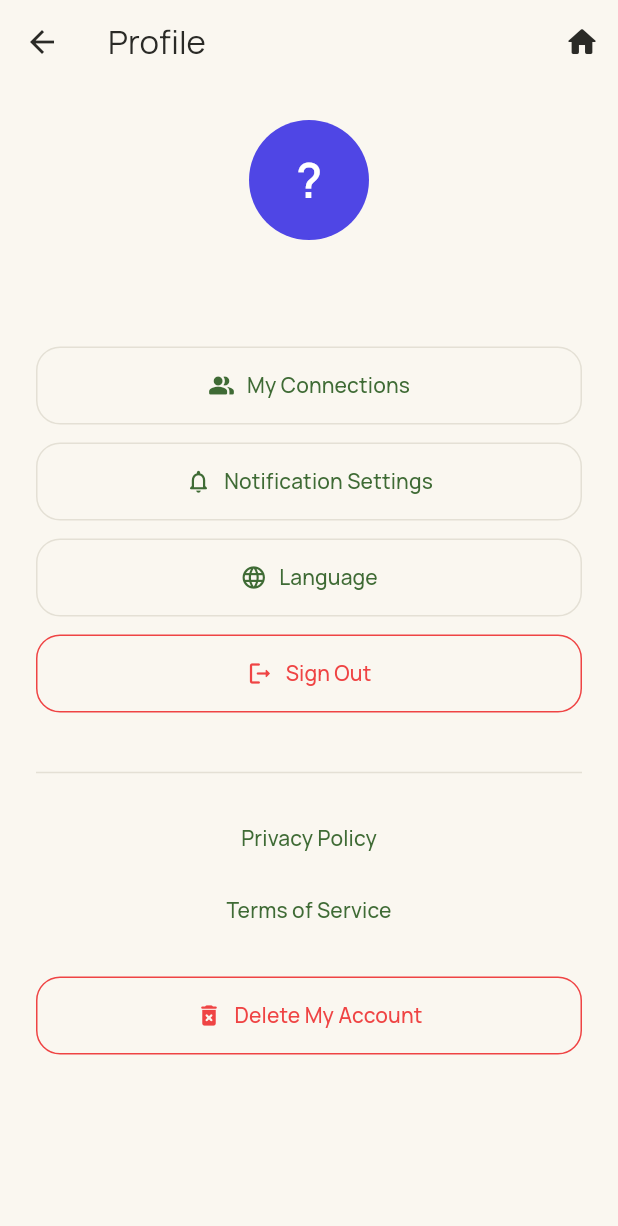
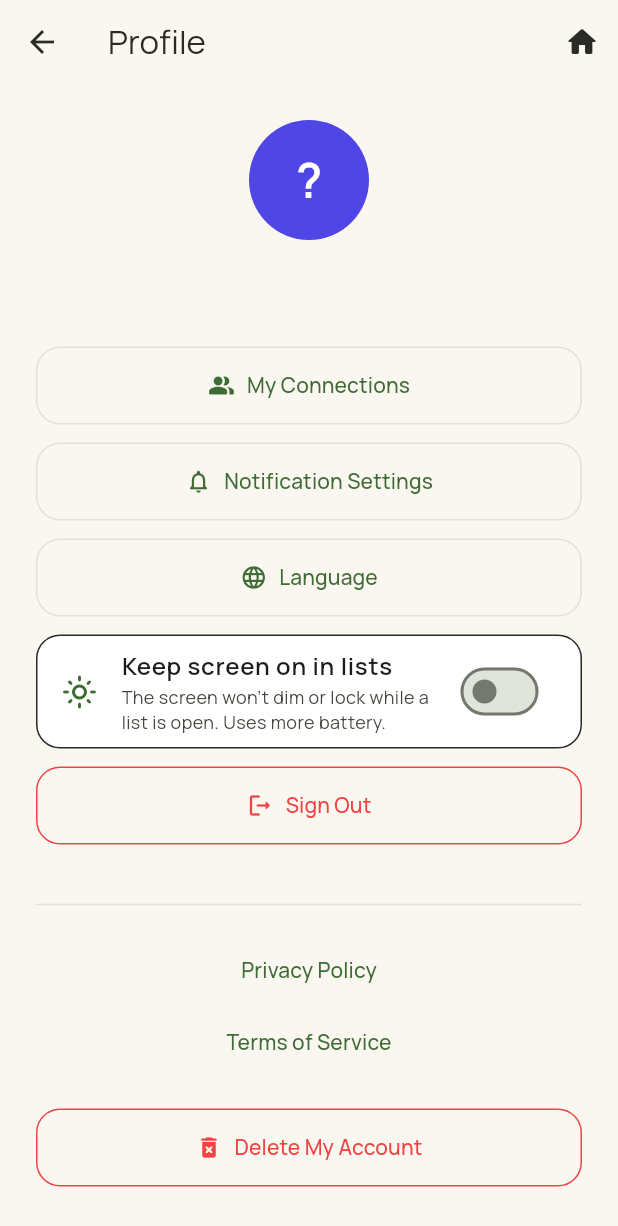
Before and after one commit to gulaslihan/checkit, a Flutter app: the ProfileScreen screen opened directly, on a phone screen of 412 x 824 dp. Shown: the top 1226 px of the screen. Run offline on Flutter 3.47's test engine with Material 3 defaults, Android fonts, the phone set to English and light mode, and no system bars; our stand-ins replace audioplayers, cloud_firestore, cloud_functions, firebase_auth, firebase_core, firebase_messaging and 7 more; accounts and stored records are empty; network calls fail.

Commit message:
Optional keep-screen-on while a list is open (backlog 29)
Co-Authored-By: Claude Sonnet 5.5 <noreply@anthropic.com>

```diff
--- a/lib/features/profile/profile_screen.dart
+++ b/lib/features/profile/profile_screen.dart
@@ -10,6 +10,7 @@ import '../../core/widgets/initials_avatar.dart';
 import '../../data/account_deletion.dart';
 import '../../data/connections_provider.dart';
 import '../../data/fcm_provider.dart';
+import '../../data/keep_screen_on_provider.dart';
 import '../../data/locale_provider.dart';
 import '../../core/utils/error_feedback.dart';
 import '../../l10n/app_localizations.dart';
@@ -17,6 +18,7 @@ import '../connections/connections_screen.dart';
 import '../legal/privacy_policy_screen.dart';
 import '../legal/terms_of_service_screen.dart';
 import '../notification_settings/notification_settings_screen.dart';
+import '../notification_settings/widgets/notification_toggle_row.dart';
 
 class ProfileScreen extends ConsumerStatefulWidget {
   const ProfileScreen({super.key});
@@ -211,6 +213,13 @@ class _ProfileScreenState extends ConsumerState<ProfileScreen> {
             ),
           ),
           const SizedBox(height: 12),
+          NotificationToggleRow(
+            icon: Icons.light_mode_outlined,
+            title: l10n.keepScreenOnTitle,
+            subtitle: l10n.keepScreenOnSubtitle,
+            value: ref.watch(keepScreenOnProvider),
+            onChanged: (v) => ref.read(keepScreenOnProvider.notifier).set(v),
+          ),
           SizedBox(
             width: double.infinity,
             child: OutlinedButton.icon(
--- a/lib/l10n/app_en.arb
+++ b/lib/l10n/app_en.arb
@@ -142,6 +142,8 @@
   "headingsOptionalHint": "Set the headings now to group your items, and add the items later.",
   "headingNameHint": "Heading name",
   "addAction": "Add",
+  "keepScreenOnTitle": "Keep screen on in lists",
+  "keepScreenOnSubtitle": "The screen won't dim or lock while a list is open. Uses more battery.",
   "removeCollaboratorTitle": "Remove this person?",
   "removeCollaboratorConfirm": "{person} will lose access to this list, and any items assigned to them will become unassigned.",
   "@removeCollaboratorConfirm": { "placeholders": { "person": { "type": "String" } } },
--- a/lib/l10n/app_localizations.dart
+++ b/lib/l10n/app_localizations.dart
@@ -776,6 +776,18 @@ abstract class AppLocalizations {
   /// **'Add'**
   String get addAction;
 
+  /// No description provided for @keepScreenOnTitle.
+  ///
+  /// In en, this message translates to:
+  /// **'Keep screen on in lists'**
+  String get keepScreenOnTitle;
+
+  /// No description provided for @keepScreenOnSubtitle.
+  ///
+  /// In en, this message translates to:
+  /// **'The screen won\'t dim or lock while a list is open. Uses more battery.'**
+  String get keepScreenOnSubtitle;
+
   /// No description provided for @removeCollaboratorTitle.
   ///
   /// In en, this message translates to:
--- a/lib/l10n/app_localizations_en.dart
+++ b/lib/l10n/app_localizations_en.dart
@@ -395,6 +395,13 @@ class AppLocalizationsEn extends AppLocalizations {
 
   @override
   String get addAction => 'Add';
+
+  @override
+  String get keepScreenOnTitle => 'Keep screen on in lists';
+
+  @override
+  String get keepScreenOnSubtitle =>
+      'The screen won\'t dim or lock while a list is open. Uses more battery.';
 
   @override
   String get removeCollaboratorTitle => 'Remove this person?';
--- a/lib/l10n/app_tr.arb
+++ b/lib/l10n/app_tr.arb
@@ -126,6 +126,8 @@
   "headingsOptionalHint": "Maddelerinizi gruplamak için başlıkları şimdi belirleyin, maddeleri sonra ekleyin.",
   "headingNameHint": "Başlık adı",
   "addAction": "Ekle",
+  "keepScreenOnTitle": "Liste açıkken ekranı açık tut",
+  "keepScreenOnSubtitle": "Bir liste açıkken ekran kararmaz ve kilitlenmez. Daha fazla pil harcar.",
   "removeCollaboratorTitle": "Bu kişi çıkarılsın mı?",
   "removeCollaboratorConfirm": "{person} bu listeye erişimini kaybedecek ve ona atanmış maddelerin ataması kaldırılacak.",
   "@removeCollaboratorConfirm": { "placeholders": { "person": { "type": "String" } } },
--- a/pubspec.yaml
+++ b/pubspec.yaml
@@ -70,6 +70,7 @@ dependencies:
   # Deep-links to the OS's own per-app language settings on iOS (Settings >
   # CheckIt) from Profile > Dil — see _showLanguagePicker in profile_screen.dart.
   url_launcher: ^6.3.1
+  wakelock_plus: ^1.8.0
 
 dev_dependencies:
   flutter_test:
```
Also changed, not shown: lib/data/keep_screen_on_provider.dart (added, +25 -0 lines), lib/features/list_detail/list_detail_screen.dart (+21 -0 lines), lib/l10n/app_localizations_tr.dart (+7 -0 lines), 1 other file.
